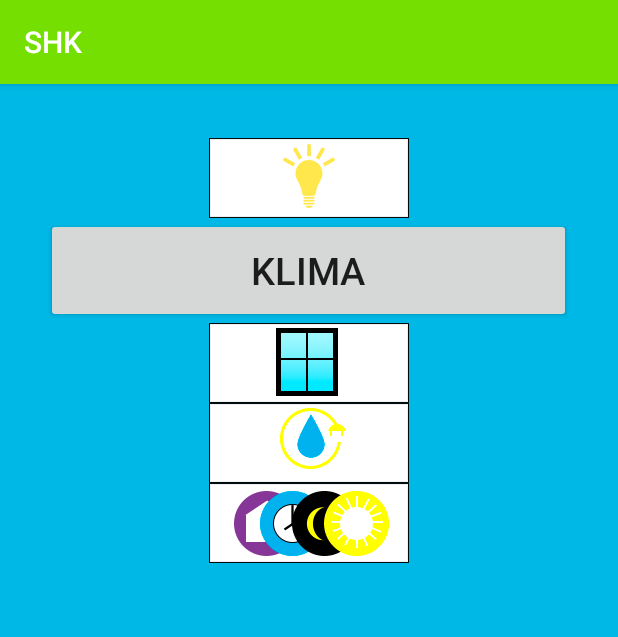
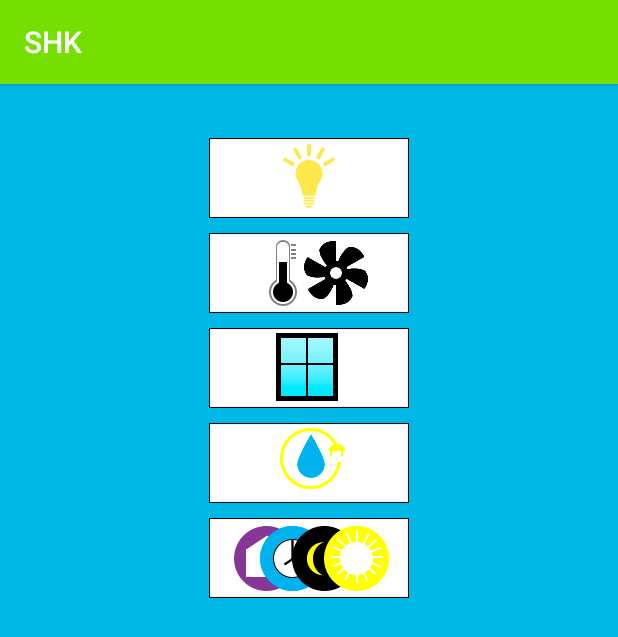
Before and after one commit to Hauken1/SHK-Applikasjon, an Android app: the MainActivity screen opened directly, with no data from a screen before it, on a phone screen of 412 x 824 dp. Shown: the top 637 px of the screen. Run offline under Robolectric (Android 15) with nearby library versions, the phone set to English and light mode, and no system bars; 7 statements that could not run were skipped.

Commit message:
image buttons added

```diff
--- a/app/src/main/java/com/weebly/smarthusgruppen/shk_applikasjon/Toppleilighet/MainActivity.java
+++ b/app/src/main/java/com/weebly/smarthusgruppen/shk_applikasjon/Toppleilighet/MainActivity.java
@@ -12,6 +12,7 @@ import android.text.Layout;
 import android.util.Log;
 import android.view.View;
 import android.widget.Button;
+import android.widget.ImageButton;
 import android.widget.TextView;
 import com.google.android.gms.appindexing.Action;
 import com.google.android.gms.appindexing.AppIndex;
@@ -39,11 +40,11 @@ public class MainActivity extends AppCompatActivity {
     static BufferedReader input;
     BufferedReader sysIn;
     TextView receivedText;
-    Button lightBtn;
-    Button climateBtn;
-    Button windowsBtn;
-    Button measureBtn;
-    Button modeBtn;
+    ImageButton lightBtn;
+    ImageButton climateBtn;
+    ImageButton windowsBtn;
+    ImageButton measureBtn;
+    ImageButton modeBtn;
     static Socket connection;
 
     static public ArrayList<TemperatureInformation> tempZone = new ArrayList<>();
@@ -74,11 +75,10 @@ public class MainActivity extends AppCompatActivity {
         // ATTENTION: This was auto-generated to implement the App Indexing API.
         // See https://g.co/AppIndexing/AndroidStudio for more information.
         client = new GoogleApiClient.Builder(this).addApi(AppIndex.API).build();
-       /* connectBtn = (Button) findViewById(R.id.connectButton);
-        connectBtn.setOnClickListener(connectListener);*/
+
 
         // light control button
-        lightBtn = (Button) findViewById(R.id.lightButton);
+        lightBtn = (ImageButton) findViewById(R.id.lightButton);
         lightBtn.setOnClickListener(new View.OnClickListener() {
             @Override
             public void onClick(View v) {
@@ -86,28 +86,28 @@ public class MainActivity extends AppCompatActivity {
             }
         });
         // climate button
-        climateBtn = (Button) findViewById(R.id.climateButton);
+        climateBtn = (ImageButton) findViewById(R.id.climateButton);
         climateBtn.setOnClickListener(new View.OnClickListener() {
             public void onClick(View v)  {
                 goToClimateView();
             }
         });
 
-        windowsBtn = (Button) findViewById(R.id.windowButton);
+        windowsBtn = (ImageButton) findViewById(R.id.windowButton);
         windowsBtn.setOnClickListener(new View.OnClickListener() {
             public void onClick(View v)  {
                 goToWindowView();
             }
         });
 
-        measureBtn = (Button) findViewById(R.id.measureButton);
+        measureBtn = (ImageButton) findViewById(R.id.measureButton);
         measureBtn.setOnClickListener(new View.OnClickListener() {
             public void onClick(View v)  {
                 goToMeasurementView();
             }
         });
 
-        modeBtn = (Button) findViewById(R.id.modeButton);
+        modeBtn = (ImageButton) findViewById(R.id.modeButton);
         modeBtn.setOnClickListener(new View.OnClickListener() {
             public void onClick(View v) {
                 goToModeView();
--- a/app/src/main/res/layout/activity_main.xml
+++ b/app/src/main/res/layout/activity_main.xml
@@ -29,15 +29,14 @@
 
 
 
-    <Button
-        style="?android:attr/buttonStyleSmall"
-        android:layout_width="350dp"
-        android:layout_height="70dp"
-        android:text="@string/climate_view"
+    <ImageButton
+        android:layout_width="wrap_content"
+        android:layout_height="wrap_content"
+        android:background="@mipmap/Main_klima_new"
         android:id="@+id/climateButton"
-        android:textSize="25dp"
         android:layout_below="@+id/lightButton"
-        android:layout_centerHorizontal="true" />
+        android:layout_centerHorizontal="true"
+        android:layout_marginTop="10dp"/>
 
     <ImageButton
         android:layout_width="wrap_content"
@@ -45,7 +44,8 @@
         android:id="@+id/windowButton"
         android:background="@mipmap/Main_vindu"
         android:layout_below="@+id/climateButton"
-        android:layout_centerHorizontal="true" />
+        android:layout_centerHorizontal="true"
+        android:layout_marginTop="10dp"/>
 
     <ImageButton
         android:layout_width="wrap_content"
@@ -53,7 +53,8 @@
         android:background="@mipmap/Main_forbruk2"
         android:id="@+id/measureButton"
         android:layout_below="@+id/windowButton"
-        android:layout_centerHorizontal="true" />
+        android:layout_centerHorizontal="true"
+        android:layout_marginTop="10dp"/>
 
     <ImageButton
         android:layout_width="wrap_content"
@@ -61,6 +62,7 @@
         android:background="@mipmap/Main_modus"
         android:id="@+id/modeButton"
         android:layout_below="@+id/measureButton"
-        android:layout_centerHorizontal="true" />
+        android:layout_centerHorizontal="true"
+        android:layout_marginTop="10dp"/>
 
 </RelativeLayout>
```
Also changed, not shown: app/src/main/java/com/weebly/smarthusgruppen/shk_applikasjon/Arbeidsrom/MainActivity_3.java (+8 -9 lines), app/src/main/java/com/weebly/smarthusgruppen/shk_applikasjon/Leilighet/MainActivity_2.java (+10 -10 lines), app/src/main/res/layout/activity_main_2.xml (+13 -10 lines), app/src/main/res/layout/activity_main_3.xml (+9 -9 lines), app/src/main/res/layout/activity_temperature.xml (+12 -12 lines), app/src/main/res/mipmap-hdpi/Icon_down.png (added), app/src/main/res/mipmap-hdpi/Icon_up.png (added), app/src/main/res/mipmap-hdpi/Main_klima_new.png (added).
